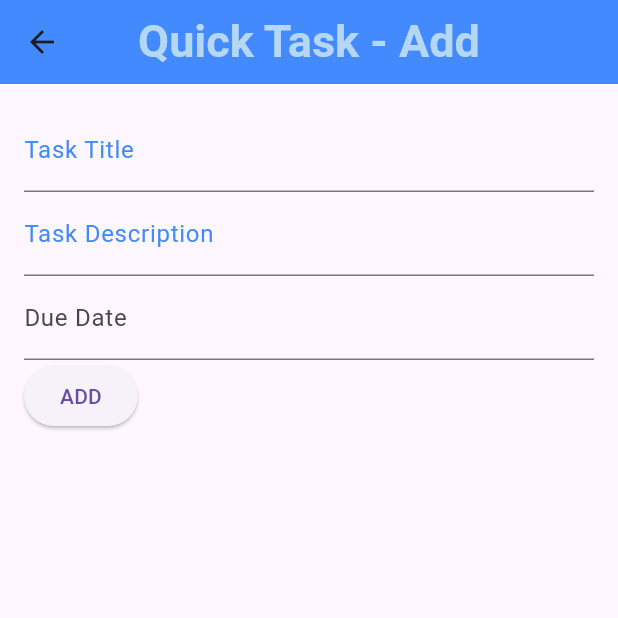
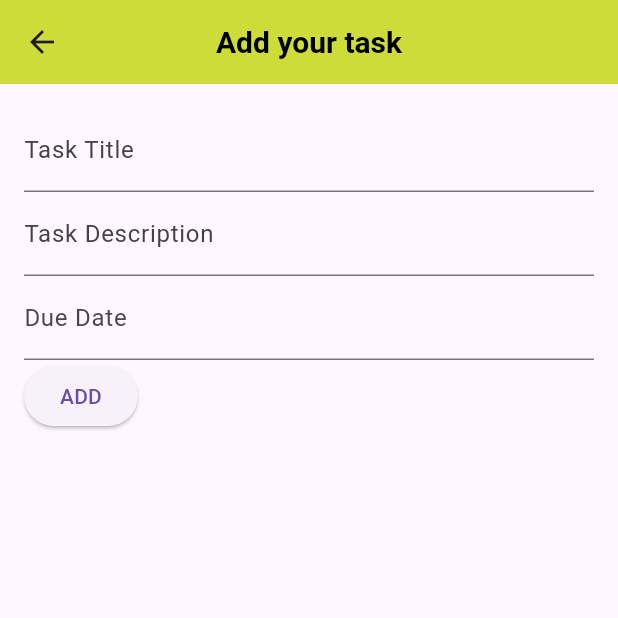
Before and after one commit to sreekanth-rajan/todo_cross_assg, a Flutter app: the Home screen opened directly, after a tap on the "add" icon, on a phone screen of 412 x 824 dp, the top half of it. Run offline on Flutter 3.47's test engine with Material 3 defaults, Android fonts, the phone set to English and light mode, and no system bars; our stand-ins replace parse_server_sdk, parse_server_sdk_flutter; network calls fail.

Commit message:
updated the UI  bugs

```diff
--- a/lib/main.dart
+++ b/lib/main.dart
@@ -135,11 +135,11 @@ class _HomeState extends State<Home> {
   Widget build(BuildContext context) {
     return Scaffold(
       appBar: AppBar(
-        title: const Text("Time is Ticking !!!!",
+        title: const Text("Its the time !",
         style:
-              TextStyle(fontSize: 20, fontWeight: FontWeight.bold, color: Color.fromARGB(255, 180, 215, 244))
+              TextStyle(fontSize: 20, fontWeight: FontWeight.bold, color: Color.fromARGB(255, 0, 0, 0))
        ),
-        backgroundColor: Colors.blueAccent,
+        backgroundColor: Colors.yellow,
         centerTitle: true,
         actions: [
           PopupMenuButton(
@@ -369,9 +369,9 @@ class _EditTaskScreenState extends State<EditTaskScreen> {
   Widget build(BuildContext context) {
     return Scaffold(
       appBar: AppBar(
-        title: const Text('Quick Task - Edit', style:
-              TextStyle(fontSize: 30, fontWeight: FontWeight.bold, color: Color.fromARGB(255, 180, 215, 244))),
-        backgroundColor: Colors.blueAccent,
+        title: const Text('Update your task', style:
+              TextStyle(fontSize: 20, fontWeight: FontWeight.bold, color: Color.fromARGB(255, 0, 0, 0))),
+        backgroundColor: Colors.lime,
         centerTitle: true
       ),
       body: Padding(
@@ -385,7 +385,7 @@ class _EditTaskScreenState extends State<EditTaskScreen> {
               controller: taskController,
               decoration: const InputDecoration(
                 labelText: "Task Title",
-                labelStyle: TextStyle(color: Colors.blueAccent),
+                labelStyle: TextStyle(color: Color.fromARGB(255, 73, 73, 73)),
               ),
             ),
             TextField(
@@ -394,7 +394,7 @@ class _EditTaskScreenState extends State<EditTaskScreen> {
               controller: descriptionController,
               decoration: const InputDecoration(
                 labelText: "Task Description",
-                labelStyle: TextStyle(color: Colors.blueAccent),
+                labelStyle: TextStyle(color: Color.fromARGB(255, 55, 55, 55)),
               ),
             ),
             TextFormField(
@@ -466,9 +466,9 @@ class _AddTaskScreenState extends State<AddTaskScreen> {
   Widget build(BuildContext context) {
     return Scaffold(
       appBar: AppBar(
-        title: const Text('Quick Task - Add', style:
-              TextStyle(fontSize: 30, fontWeight: FontWeight.bold, color: Color.fromARGB(255, 180, 215, 244))),
-        backgroundColor: Colors.blueAccent,
+        title: const Text('Add your task', style:
+              TextStyle(fontSize: 20, fontWeight: FontWeight.bold, color: Color.fromARGB(255, 0, 0, 0))),
+        backgroundColor: Colors.lime,
         centerTitle: true
       ),
       body: Padding(
@@ -482,7 +482,7 @@ class _AddTaskScreenState extends State<AddTaskScreen> {
               controller: taskController,
               decoration: const InputDecoration(
                 labelText: "Task Title",
-                labelStyle: TextStyle(color: Colors.blueAccent),
+                labelStyle: TextStyle(color: Color.fromARGB(255, 67, 67, 67)),
               ),
             ),
             TextField(
@@ -491,7 +491,7 @@ class _AddTaskScreenState extends State<AddTaskScreen> {
               controller: descriptionController,
               decoration: const InputDecoration(
                 labelText: "Task Description",
-                labelStyle: TextStyle(color: Colors.blueAccent),
+                labelStyle: TextStyle(color: Color.fromARGB(255, 67, 67, 67)),
               ),
             ),
             TextFormField(
--- a/lib/register_page.dart
+++ b/lib/register_page.dart
@@ -26,8 +26,10 @@ class _RegisterPageState extends State<RegisterPage> {
   @override
   Widget build(BuildContext context) {
     return Scaffold(
-      appBar: AppBar( title: const Text('Register'),
-        backgroundColor: Colors.blueAccent,
+      appBar: AppBar( title: const Text('Register here!',
+      style:
+              TextStyle(fontSize: 20, fontWeight: FontWeight.bold, color: Color.fromARGB(255, 0, 0, 0))),
+        backgroundColor: Colors.lime,
         centerTitle: true),
       body: Padding(
         padding: EdgeInsets.all(16.0),
```
Also changed, not shown: lib/login_page.dart (+6 -4 lines).
